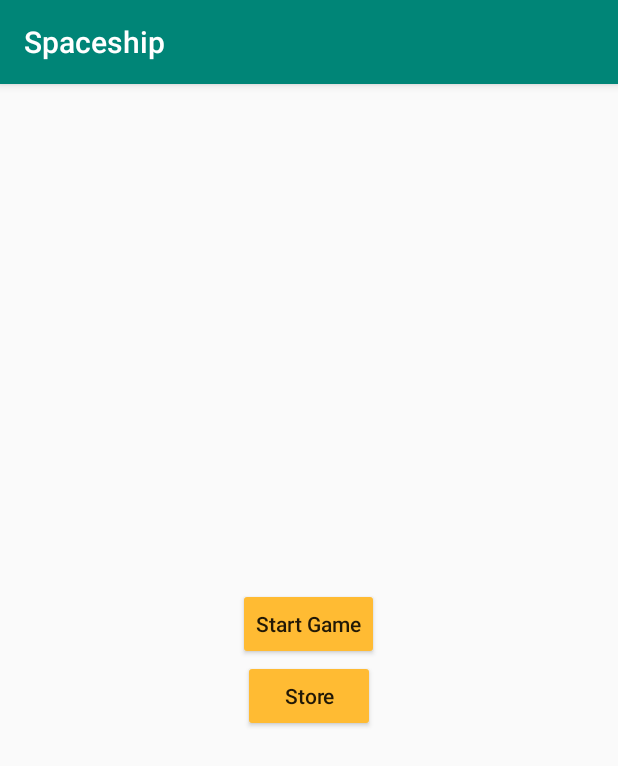
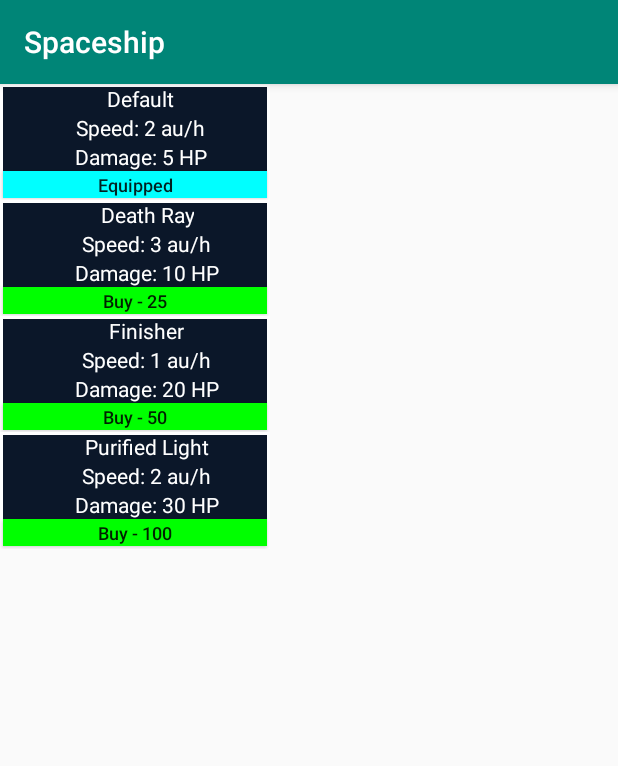
Before and after one commit to EldarBakerman/Spaceship, an Android app: the screen it shows after launch (MenuActivity before the commit, StoreActivity after it), after a tap on "Store", on a phone screen of 412 x 824 dp. Shown: the top 766 px of the screen. Run offline under Robolectric (Android 15) with nearby library versions, the phone set to English and light mode, and no system bars.

Commit message:
Layout Work

```diff
--- a/app/src/main/java/com/example/spaceship/activities/MenuActivity.java
+++ b/app/src/main/java/com/example/spaceship/activities/MenuActivity.java
@@ -20,9 +20,8 @@ public class MenuActivity extends AppCompatActivity {
 		startActivity(new Intent(MenuActivity.this, GameActivity.class));
 	}
 
-	//TODO: Store Activity
-	//    public void startStore(View view) {
-	//        startActivity(new Intent(MenuActivity.this, StoreActivity.class));
-	//    }
-	//TODO: WeaponStore class
+	// TODO: Store Activity
+	public void startStore (View view) {
+		startActivity(new Intent(MenuActivity.this, StoreActivity.class));
+	}
 }
--- a/app/src/main/java/com/example/spaceship/classes/StoreWeaponAdapter.java
+++ b/app/src/main/java/com/example/spaceship/classes/StoreWeaponAdapter.java
@@ -1,10 +1,14 @@
 package com.example.spaceship.classes;
 
 import android.app.Activity;
+import android.content.res.Resources;
+import android.graphics.Color;
+import android.util.Log;
 import android.view.LayoutInflater;
 import android.view.View;
 import android.view.ViewGroup;
 import android.widget.ArrayAdapter;
+import android.widget.Button;
 import android.widget.ImageView;
 import android.widget.TextView;
 
@@ -14,6 +18,7 @@ import androidx.annotation.Nullable;
 import com.example.spaceship.R;
 
 import java.util.List;
+import java.util.Locale;
 
 
 public class StoreWeaponAdapter extends ArrayAdapter<Weapon> {
@@ -32,21 +37,54 @@ public class StoreWeaponAdapter extends ArrayAdapter<Weapon> {
 	public View getView (int position, @Nullable View convertView, @NonNull ViewGroup parent) {
 		if (convertView == null) {
 			LayoutInflater inflater = context.getLayoutInflater();
-			convertView = inflater.inflate(R.layout.weapons, parent, true);
+			convertView = inflater.inflate(R.layout.weapons, parent, false);
 		}
 
 		ImageView image = convertView.findViewById(R.id.image);
 		TextView nameText = convertView.findViewById(R.id.name);
 		TextView speedText = convertView.findViewById(R.id.speed);
 		TextView damageText = convertView.findViewById(R.id.damage);
+		Button buyBtn = convertView.findViewById(R.id.buy);
+		final Resources resources = convertView.getResources();
 
 		final Weapon weapon = weapons.get(position);
 
 		image.setImageDrawable(weapon.getImage());
 		nameText.setText(weapon.getName());
-		speedText.setText(weapon.getSpeedString());
-		damageText.setText(weapon.getDamageString());
+		speedText.setText(String.format(Locale.ENGLISH,
+		                                "%s%s",
+		                                resources.getString(R.string.speed),
+		                                weapon.getSpeedString()));
+		damageText.setText(String.format(Locale.ENGLISH,
+		                                 "%s%s",
+		                                 resources.getString(R.string.damage),
+		                                 weapon.getDamageString()));
+
+		setButtonFormat(convertView.getResources(), weapon, buyBtn);
 
 		return convertView;
 	}
+
+	public static void setButtonFormat (Resources resources, Weapon weapon, Button button) {
+		Log.d("buttonFormat", "Start");
+		if (weapon.isOwned())
+			if (weapon.isEquipped()) {
+				Log.d("buttonFormat", "Owned & Equipped");
+				button.setText(resources.getString(R.string.equipped));
+				button.setBackgroundColor(Color.CYAN);
+			} else {
+				Log.d("buttonFormat", "Owned & Not Equipped");
+				button.setText(resources.getString(R.string.equip));
+				button.setBackgroundColor(Color.YELLOW);
+			}
+		else {
+			Log.d("buttonFormat", "Not Owned");
+			String buy = String.format(Locale.ENGLISH,
+			                           "%s%d",
+			                           resources.getString(R.string.buy),
+			                           weapon.getPrice());
+			button.setText(buy);
+			button.setBackgroundColor(Color.GREEN);
+		}
+	}
 }
--- a/app/src/main/res/layout/activity_store.xml
+++ b/app/src/main/res/layout/activity_store.xml
@@ -1,13 +1,15 @@
 <?xml version="1.0" encoding="utf-8"?>
-<RelativeLayout xmlns:android="http://schemas.android.com/apk/res/android"
-                xmlns:tools="http://schemas.android.com/tools"
-                android:layout_width="match_parent"
-                android:layout_height="match_parent"
-                tools:context=".activities.StoreActivity">
+<LinearLayout xmlns:android="http://schemas.android.com/apk/res/android"
+              xmlns:tools="http://schemas.android.com/tools"
+              android:layout_width="match_parent"
+              android:layout_height="match_parent"
+              android:orientation="horizontal"
+              tools:context=".activities.StoreActivity">
 
 	<ListView
 		android:id="@+id/weapons_list"
 		android:layout_width="wrap_content"
-		android:layout_height="wrap_content" />
+		android:layout_height="wrap_content"
+		android:divider="@android:color/white" />
 
-</RelativeLayout>
+</LinearLayout>
--- a/app/src/main/res/layout/weapons.xml
+++ b/app/src/main/res/layout/weapons.xml
@@ -1,9 +1,11 @@
 <?xml version="1.0" encoding="utf-8"?>
 <RelativeLayout xmlns:android="http://schemas.android.com/apk/res/android"
                 xmlns:tools="http://schemas.android.com/tools"
-                android:layout_width="wrap_content"
-                android:layout_height="wrap_content"
+                android:layout_width="180dp"
+                android:layout_height="78dp"
+                android:layout_weight="1"
                 android:background="@drawable/weapons_background"
+                android:gravity="center"
                 tools:ignore="ContentDescription">
 
 	<ImageView
@@ -20,6 +22,7 @@
 		android:layout_height="wrap_content"
 		android:layout_marginEnd="2dp"
 		android:layout_toEndOf="@id/image"
+		android:foregroundGravity="center"
 		android:gravity="center"
 		android:orientation="vertical">
 
@@ -27,41 +30,49 @@
 			android:id="@+id/name"
 			android:layout_width="wrap_content"
 			android:layout_height="wrap_content"
-			android:text="test"
+			android:layout_gravity="center"
+			android:gravity="center"
 			android:textColor="@android:color/white"
-			android:textSize="12sp" />
+			android:textSize="14sp"
+			tools:text="Light" />
 
 		<TextView
 			android:id="@+id/speed"
 			android:layout_width="wrap_content"
 			android:layout_height="wrap_content"
-			android:text="test"
+			android:layout_gravity="center"
+			android:gravity="center"
 			android:textColor="@android:color/white"
-			android:textSize="14sp" />
+			android:textSize="14sp"
+			tools:text="Speed: 2 au/s" />
 
 		<TextView
 			android:id="@+id/damage"
 			android:layout_width="wrap_content"
 			android:layout_height="wrap_content"
-			android:text="test"
+			android:layout_gravity="center"
+			android:gravity="center"
 			android:textColor="@android:color/white"
-			android:textSize="16sp" />
+			android:textSize="14sp"
+			tools:text="Damage: 20 HP" />
 
 	</LinearLayout>
 
 	<Button
 		android:id="@+id/buy"
-		android:layout_width="wrap_content"
-		android:layout_height="20dp"
-		android:layout_below="@id/image"
-		android:layout_alignEnd="@id/info"
-		android:layout_gravity="bottom"
+		android:layout_width="match_parent"
+		android:layout_height="match_parent"
+		android:layout_below="@+id/image"
+		android:layout_alignParentBottom="true"
+		android:layout_centerInParent="true"
+		android:layout_gravity="center"
 		android:layout_marginStart="2dp"
+		android:layout_marginEnd="2dp"
 		android:layout_marginBottom="2dp"
+		android:background="@android:color/holo_green_light"
 		android:gravity="center"
-		android:text="Buy - 50 P"
 		android:textAllCaps="false"
 		android:textSize="12sp"
-		tools:background="@android:color/holo_green_light" />
+		tools:text="Buy - 50 P" />
 
 </RelativeLayout>
--- a/app/src/main/res/values/strings.xml
+++ b/app/src/main/res/values/strings.xml
@@ -2,4 +2,9 @@
 	<string name="app_name">Spaceship</string>
 	<string name="menu_start">Start Game</string>
 	<string name="menu_store">Store</string>
+	<string name="equipped">Equipped</string>
+	<string name="equip">equip</string>
+	<string name="buy">"Buy - "</string>
+	<string name="damage">"Damage: "</string>
+	<string name="speed">"Speed: "</string>
 </resources>
```
Also changed, not shown: app/src/main/java/com/example/spaceship/activities/StoreActivity.java (+22 -9 lines), app/src/main/java/com/example/spaceship/classes/User.java (+1 -21 lines).
